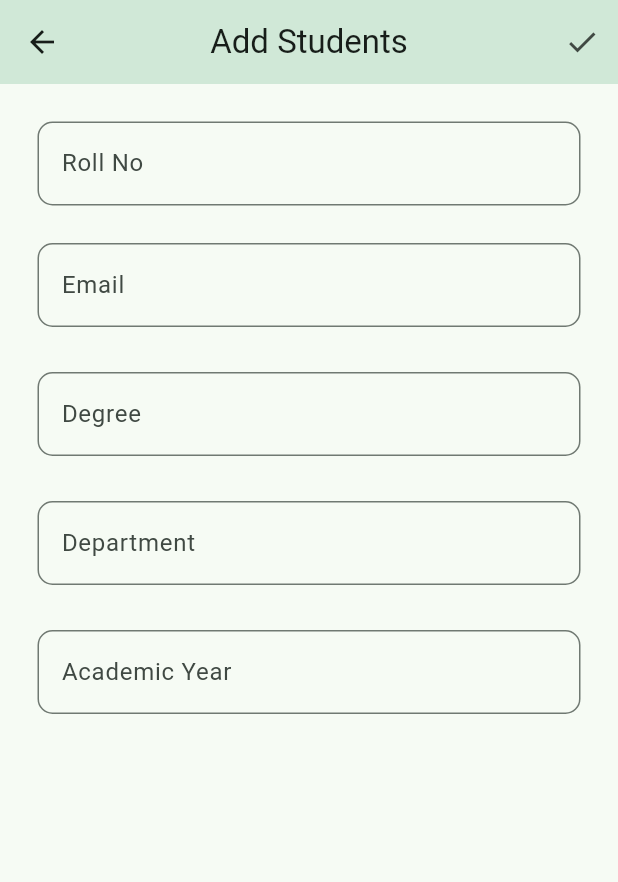
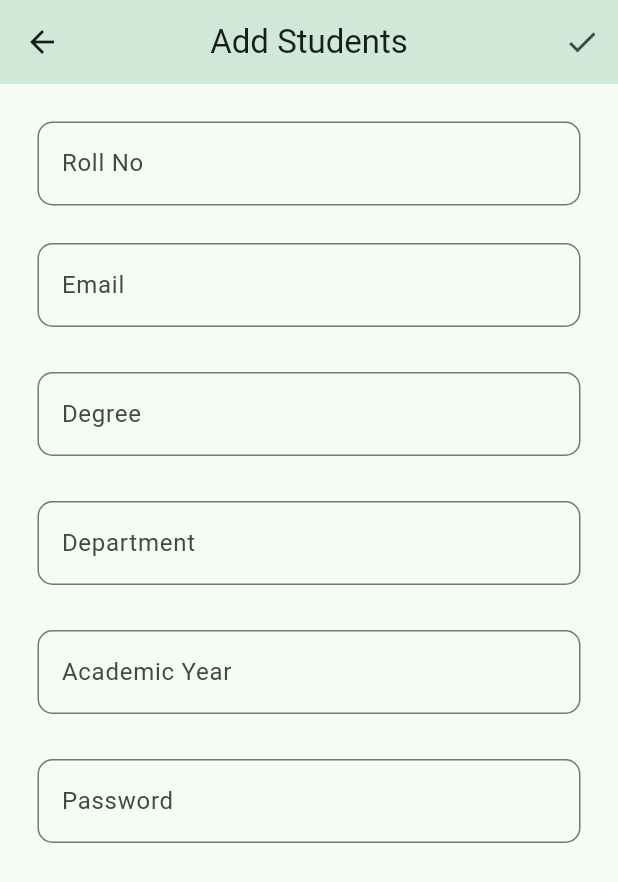
Before and after one commit to Shiddeshwaran-Selvarasu/student_record_mangement, a Flutter app: the TeacherDashboard screen opened directly with empty values, after a tap on the "add" icon, on a phone screen of 412 x 824 dp. Shown: the top 882 px of the screen. Run offline on Flutter 3.47's test engine with Material 2 defaults, Android fonts, the phone set to English and light mode, and no system bars; our stand-ins replace cloud_firestore, connectivity, email_validator, firebase_auth, firebase_core, fluttertoast and 1 more; missing offline and left inert: syncfusion_flutter_xlsio; accounts and stored records are empty; network calls fail.

Commit message:
final commit for 1.2.5

```diff
--- a/lib/pages/add_student.dart
+++ b/lib/pages/add_student.dart
@@ -19,12 +19,14 @@ class _AddStudentState extends State<AddStudent> {
   final TextEditingController _degree = TextEditingController();
   final TextEditingController _dept = TextEditingController();
   final TextEditingController _academicYear = TextEditingController();
+  final TextEditingController _password = TextEditingController();
 
   String? _rollNoError;
   String? _emailError;
   String? _degreeError;
   String? _deptError;
   String? _academicYearError;
+  String? _passError;
 
   bool isLoading = false;
 
@@ -44,8 +46,7 @@ class _AddStudentState extends State<AddStudent> {
     try {
       UserCredential userCredential = await FirebaseAuth.instanceFor(app: app)
           .createUserWithEmailAndPassword(email: email, password: password);
-    }
-    on FirebaseAuthException catch (e) {
+    } on FirebaseAuthException catch (e) {
       _showToast('UserCreation Failed try again');
     }
 
@@ -58,6 +59,7 @@ class _AddStudentState extends State<AddStudent> {
         _degree.value.text.isNotEmpty &&
         _dept.value.text.isNotEmpty &&
         _academicYear.value.text.isNotEmpty) {
+      if (_password.value.text.length >= 8) {
         setState(() {
           isLoading = true;
         });
@@ -87,13 +89,19 @@ class _AddStudentState extends State<AddStudent> {
           'academicYear': _academicYear.value.text,
           'tutorEmail': widget.tutorEmail,
         });
-      createUser(_email.value.text,_rollNo.value.text);
+        createUser(_email.value.text, _rollNo.value.text);
         _rollNo.clear();
         _email.clear();
         _showToast('Student created...');
         setState(() {
           isLoading = false;
         });
+      } else {
+        setState(() {
+          _passError = 'Password Should have minimum 8 digits';
+        });
+        _showToast('Password Should have minimum 8 digits');
+      }
     } else {
       _showToast('All fields should have value!');
     }
@@ -238,6 +246,23 @@ class _AddStudentState extends State<AddStudent> {
                           ),
                         ),
                       ),
+                      Padding(
+                        padding: const EdgeInsets.symmetric(
+                          horizontal: 25,
+                          vertical: 15,
+                        ),
+                        child: TextField(
+                          controller: _password,
+                          decoration: InputDecoration(
+                            hintText: 'Enter Password',
+                            label: const Text('Password'),
+                            errorText: _passError,
+                            border: OutlineInputBorder(
+                              borderRadius: BorderRadius.circular(10),
+                            ),
+                          ),
+                        ),
+                      ),
                     ],
                   ),
                 ),
--- a/pubspec.yaml
+++ b/pubspec.yaml
@@ -17,7 +17,7 @@ publish_to: 'none' # Remove this line if you wish to publish to pub.dev
 # https://developer.apple.com/library/archive/documentation/General/Reference/InfoPlistKeyReference/Articles/CoreFoundationKeys.html
 # In Windows, build-name is used as the major, minor, and patch parts
 # of the product and file versions while build-number is used as the build suffix.
-version: 1.2.1+145
+version: 1.2.5+145
 
 environment:
   sdk: '>=2.18.2 <3.0.0'
```
Lines whose indentation alone changed are shown as unchanged.
